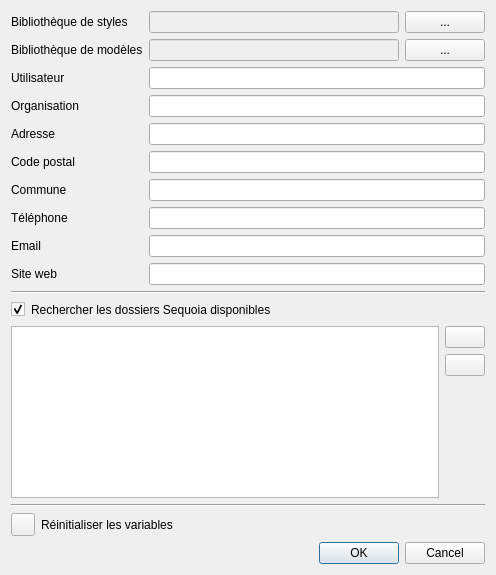
Before: the Qt Designer form qsequoia2/modules/global_settings/global_settings.ui in SequoiApp/Qsequoia2, drawn with Qt 5.
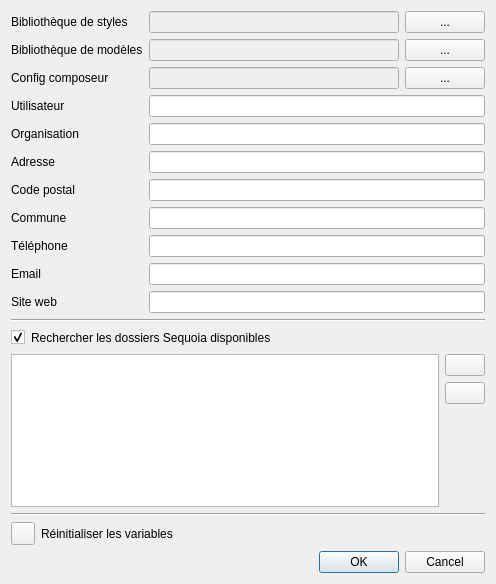
After: the same form once the commit is applied.

Commit message: add QS2_config_layout capabilities

Diff of the .ui file:
```diff
--- a/qsequoia2/modules/global_settings/global_settings.ui
+++ b/qsequoia2/modules/global_settings/global_settings.ui
@@ -7,14 +7,12 @@
     <x>0</x>
     <y>0</y>
     <width>496</width>
-    <height>575</height>
+    <height>584</height>
    </rect>
   </property>
   <property name="windowTitle">
    <string>Paramétrage général</string>
   </property>
-  <layout class="QVBoxLayout" name="verticalLayout_2">
-   <item>
     <layout class="QFormLayout" name="formLayout">
      <item row="0" column="0">
       <widget class="QLabel" name="lbl_styles_directory">
@@ -73,99 +71,125 @@
       </layout>
      </item>
      <item row="2" column="0">
+    <widget class="QLabel" name="lbl_config_layout">
+     <property name="text">
+      <string>Config composeur</string>
+     </property>
+    </widget>
+   </item>
+   <item row="2" column="1">
+    <layout class="QHBoxLayout" name="hbox_models_directory_2">
+     <item>
+      <widget class="QLineEdit" name="le_config_layout">
+       <property name="enabled">
+        <bool>false</bool>
+       </property>
+      </widget>
+     </item>
+     <item>
+      <widget class="QPushButton" name="btn_config_layout">
+       <property name="toolTip">
+        <string>Open a models folder</string>
+       </property>
+       <property name="text">
+        <string>...</string>
+       </property>
+      </widget>
+     </item>
+    </layout>
+   </item>
+   <item row="3" column="0">
       <widget class="QLabel" name="lbl_username">
        <property name="text">
         <string>Utilisateur</string>
        </property>
       </widget>
      </item>
-     <item row="2" column="1">
+   <item row="3" column="1">
       <widget class="QLineEdit" name="le_username">
        <property name="enabled">
         <bool>true</bool>
        </property>
       </widget>
      </item>
-     <item row="3" column="0">
+   <item row="4" column="0">
       <widget class="QLabel" name="lbl_organization">
        <property name="text">
         <string>Organisation</string>
        </property>
       </widget>
      </item>
-     <item row="3" column="1">
+   <item row="4" column="1">
       <widget class="QLineEdit" name="le_organization"/>
      </item>
-     <item row="4" column="0">
+   <item row="5" column="0">
       <widget class="QLabel" name="lbl_address_street">
        <property name="text">
         <string>Adresse</string>
        </property>
       </widget>
      </item>
-     <item row="4" column="1">
+   <item row="5" column="1">
       <widget class="QLineEdit" name="le_address_street"/>
      </item>
-     <item row="5" column="0">
+   <item row="6" column="0">
       <widget class="QLabel" name="lbl_address_postal_code">
        <property name="text">
         <string>Code postal</string>
        </property>
       </widget>
      </item>
-     <item row="5" column="1">
+   <item row="6" column="1">
       <widget class="QLineEdit" name="le_address_postal_code"/>
      </item>
-     <item row="6" column="0">
+   <item row="7" column="0">
       <widget class="QLabel" name="lbl_address_city">
        <property name="text">
         <string>Commune</string>
        </property>
       </widget>
      </item>
-     <item row="6" column="1">
+   <item row="7" column="1">
       <widget class="QLineEdit" name="le_address_city"/>
      </item>
      <item row="8" column="0">
+    <widget class="QLabel" name="lbl_phone">
+     <property name="text">
+      <string>Téléphone</string>
+     </property>
+    </widget>
+   </item>
+   <item row="8" column="1">
+    <widget class="QLineEdit" name="le_phone"/>
+   </item>
+   <item row="9" column="0">
       <widget class="QLabel" name="lbl_email">
        <property name="text">
         <string>Email</string>
        </property>
       </widget>
      </item>
-     <item row="8" column="1">
+   <item row="9" column="1">
       <widget class="QLineEdit" name="le_email"/>
      </item>
-     <item row="9" column="0">
+   <item row="10" column="0">
       <widget class="QLabel" name="lbl_website">
        <property name="text">
         <string>Site web</string>
        </property>
       </widget>
      </item>
-     <item row="9" column="1">
+   <item row="10" column="1">
       <widget class="QLineEdit" name="le_website"/>
      </item>
-     <item row="7" column="1">
-      <widget class="QLineEdit" name="le_phone"/>
-     </item>
-     <item row="7" column="0">
-      <widget class="QLabel" name="lbl_phone">
-       <property name="text">
-        <string>Téléphone</string>
-       </property>
-      </widget>
-     </item>
-    </layout>
-   </item>
-   <item>
+   <item row="11" column="0" colspan="2">
     <widget class="Line" name="line">
      <property name="orientation">
       <enum>Qt::Horizontal</enum>
      </property>
     </widget>
    </item>
-   <item>
+   <item row="12" column="0" colspan="2">
     <layout class="QHBoxLayout" name="horizontalLayout_2">
      <item>
       <widget class="QCheckBox" name="cb_suggest_enabled">
@@ -202,7 +226,7 @@
      </item>
     </layout>
    </item>
-   <item>
+   <item row="13" column="0" colspan="2">
     <layout class="QHBoxLayout" name="horizontalLayout_3">
      <item>
       <widget class="QListWidget" name="list_seq_suggestions"/>
@@ -246,14 +270,14 @@
      </item>
     </layout>
    </item>
-   <item>
+   <item row="14" column="0" colspan="2">
     <widget class="Line" name="line_2">
      <property name="orientation">
       <enum>Qt::Horizontal</enum>
      </property>
     </widget>
    </item>
-   <item>
+   <item row="15" column="0" colspan="2">
     <layout class="QHBoxLayout" name="hbox_clear_var">
      <item>
       <widget class="QToolButton" name="btn_clear_var">
@@ -271,7 +295,7 @@
      </item>
     </layout>
    </item>
-   <item>
+   <item row="16" column="0" colspan="2">
     <widget class="QDialogButtonBox" name="buttonBox">
      <property name="orientation">
       <enum>Qt::Horizontal</enum>
```
Lines whose indentation alone changed are shown as unchanged. The commit also changes 1 other file.
